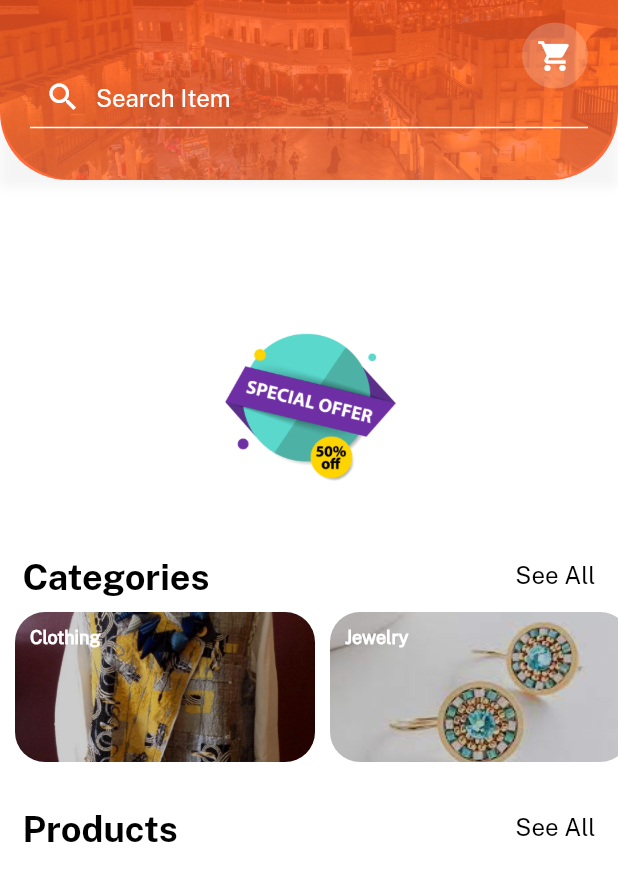
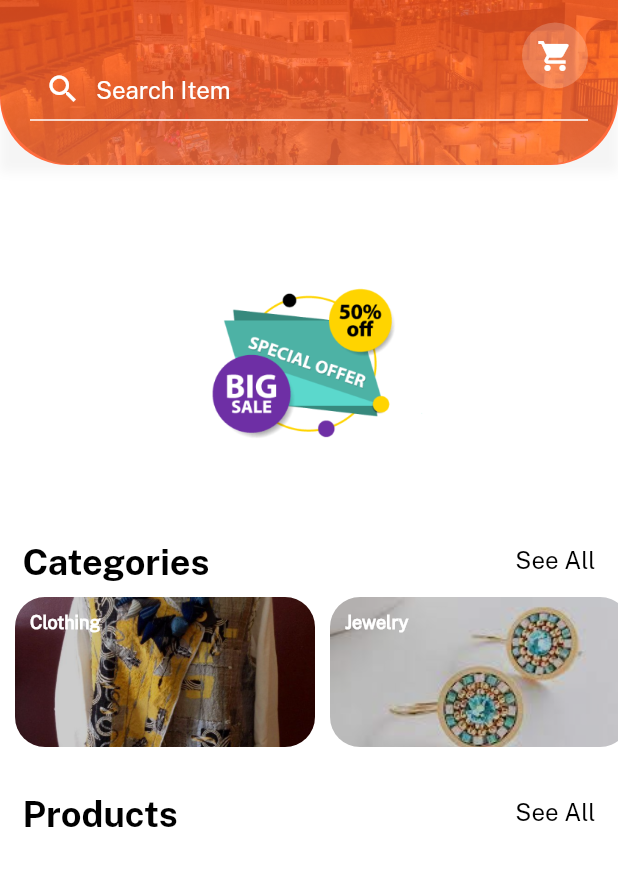
Before and after one commit to IbrahimShaikhli/Souq-Artisan, a Flutter app: the HomeScreen screen opened by its route, on a phone screen of 412 x 824 dp. Shown: the top 881 px of the screen. Run offline on Flutter 3.47's test engine with Material 2 defaults, Android fonts, the phone set to English and light mode, and no system bars; drawn by our look-alikes of carousel_slider; our stand-ins replace bloc, cloud_firestore, email_validator, firebase_auth, firebase_core, firebase_storage and 4 more; accounts and stored records are empty; network calls fail.

```diff
--- a/lib/screens/home/category_product_screen.dart
+++ b/lib/screens/home/category_product_screen.dart
@@ -83,7 +83,7 @@ class CategoryProductsAppBar extends StatelessWidget implements PreferredSizeWid
       : super(key: key);
 
   @override
-  Size get preferredSize => const Size.fromHeight(120);
+  Size get preferredSize => const Size.fromHeight(90);
 
   @override
   Widget build(BuildContext context) {
--- a/lib/screens/home/home_screen.dart
+++ b/lib/screens/home/home_screen.dart
@@ -181,9 +181,7 @@ class _HomeScreenState extends State<HomeScreen> {
 
 class ProductsBanner extends StatelessWidget {
   final List<String> sliderImages = [
-    'asset/images/slider1.png',
     'asset/images/slider2.png',
-    'asset/images/slider3.png',
     'asset/images/slider4.png',
   ];
 
@@ -279,7 +277,7 @@ class CustomAppBar extends StatelessWidget implements PreferredSizeWidget {
   });
 
   @override
-  Size get preferredSize => const Size.fromHeight(120);
+  Size get preferredSize => const Size.fromHeight(110);
 
   @override
   Widget build(BuildContext context) {
```
Also changed, not shown: lib/screens/authentication/login_screen.dart (+21 -2 lines).
